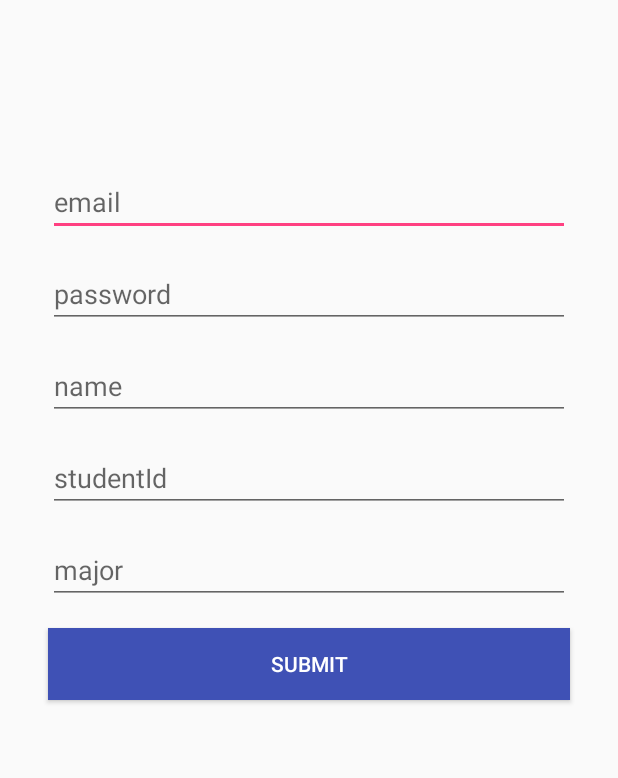
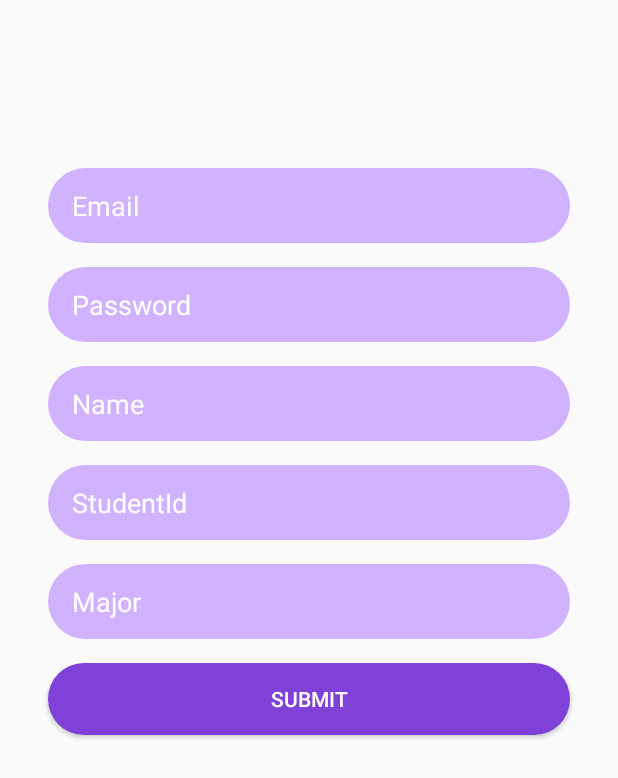
Before and after one commit to GaeTaeng/GCSSNS, an Android app: the SignupActivity screen opened directly, with no data from a screen before it, on a phone screen of 412 x 824 dp. Shown: the top 778 px of the screen. Run offline under Robolectric (Android 15) with nearby library versions, the phone set to English and light mode, and no system bars; our stand-ins replace Firebase (no records; nobody signed in at launch, a user with empty details on screens opened directly).

Commit message:
로그인 회원가입 버튼 텍스트edit 디자인 일괄수정

```diff
--- a/app/src/main/java/com/project/gcssns/gcssns/LoginActivity.kt
+++ b/app/src/main/java/com/project/gcssns/gcssns/LoginActivity.kt
@@ -44,6 +44,7 @@ class LoginActivity : AppCompatActivity() {
         auth!!.signInWithEmailAndPassword(editText_login_email.text.toString(), editText_login_password.text.toString()).addOnCompleteListener {task ->
             if(task.isSuccessful){  //성공시 메인 액티비티 이동
                 Toast.makeText(this, "로그인에 성공했습니다.", Toast.LENGTH_LONG).show()
+                user = auth!!.currentUser
                 moveMainActivity()
             } else{ //실패시 오류 출력
                 Toast.makeText(this, task.exception.toString(), Toast.LENGTH_LONG).show()
--- /dev/null
+++ b/app/src/main/res/drawable/button_rounded_shape.xml
@@ -0,0 +1,5 @@
+<?xml version="1.0" encoding="utf-8"?>
+<shape xmlns:android="http://schemas.android.com/apk/res/android">
+    <corners android:radius="25dp" />
+    <solid android:color="@color/colorButton1" />
+</shape>
--- /dev/null
+++ b/app/src/main/res/drawable/edittext_rounded_shape.xml
@@ -0,0 +1,5 @@
+<?xml version="1.0" encoding="utf-8"?>
+<shape xmlns:android="http://schemas.android.com/apk/res/android">
+    <corners android:radius="25dp" />
+    <solid android:color="@color/colorEditText" />
+</shape>
--- /dev/null
+++ b/app/src/main/res/drawable/select_rounded_photo.xml
@@ -0,0 +1,5 @@
+<?xml version="1.0" encoding="utf-8"?>
+<shape xmlns:android="http://schemas.android.com/apk/res/android">
+    <solid android:color="@color/colorSelectPhoto" />
+    <corners android:radius="75dp"/>
+</shape>
--- a/app/src/main/res/layout/activity_signup.xml
+++ b/app/src/main/res/layout/activity_signup.xml
@@ -7,14 +7,18 @@
     tools:context="com.project.gcssns.gcssns.SignupActivity">
 
     <EditText
+        android:textColor="@android:color/white"
+        android:textColorHint="@android:color/white"
+        android:background="@drawable/edittext_rounded_shape"
         android:id="@+id/editText_signup_email"
         android:layout_width="match_parent"
-        android:layout_height="wrap_content"
+        android:layout_height="50dp"
         android:layout_marginEnd="32dp"
         android:layout_marginStart="32dp"
         android:layout_marginTop="112dp"
+        android:paddingLeft="16dp"
         android:ems="10"
-        android:hint="email"
+        android:hint="Email"
         android:inputType="textPersonName"
         app:layout_constraintEnd_toEndOf="parent"
         app:layout_constraintHorizontal_bias="0.0"
@@ -22,14 +26,18 @@
         app:layout_constraintTop_toTopOf="parent" />
 
     <EditText
+        android:textColor="@android:color/white"
+        android:textColorHint="@android:color/white"
+        android:background="@drawable/edittext_rounded_shape"
         android:id="@+id/editText_signup_password"
         android:layout_width="match_parent"
-        android:layout_height="wrap_content"
+        android:layout_height="50dp"
         android:layout_marginEnd="32dp"
         android:layout_marginStart="32dp"
         android:layout_marginTop="16dp"
+        android:paddingLeft="16dp"
         android:ems="10"
-        android:hint="password"
+        android:hint="Password"
         android:inputType="textPassword"
         app:layout_constraintEnd_toEndOf="parent"
         app:layout_constraintHorizontal_bias="0.0"
@@ -38,42 +46,54 @@
 
 
     <EditText
+        android:textColor="@android:color/white"
+        android:textColorHint="@android:color/white"
+        android:background="@drawable/edittext_rounded_shape"
         android:id="@+id/editText_signup_name"
         android:layout_width="match_parent"
-        android:layout_height="wrap_content"
+        android:layout_height="50dp"
         android:layout_marginEnd="32dp"
         android:layout_marginStart="32dp"
         android:layout_marginTop="16dp"
+        android:paddingLeft="16dp"
         android:ems="10"
-        android:hint="name"
+        android:hint="Name"
         android:inputType="textPersonName"
         app:layout_constraintEnd_toEndOf="parent"
         app:layout_constraintStart_toStartOf="parent"
         app:layout_constraintTop_toBottomOf="@+id/editText_signup_password" />
 
     <EditText
+        android:textColor="@android:color/white"
+        android:textColorHint="@android:color/white"
+        android:background="@drawable/edittext_rounded_shape"
         android:id="@+id/editText_signup_studentId"
         android:layout_width="match_parent"
-        android:layout_height="wrap_content"
+        android:layout_height="50dp"
         android:layout_marginEnd="32dp"
         android:layout_marginStart="32dp"
         android:layout_marginTop="16dp"
+        android:paddingLeft="16dp"
         android:ems="10"
-        android:hint="studentId"
+        android:hint="StudentId"
         android:inputType="textPersonName"
         app:layout_constraintEnd_toEndOf="parent"
         app:layout_constraintStart_toStartOf="parent"
         app:layout_constraintTop_toBottomOf="@+id/editText_signup_name" />
 
     <EditText
+        android:textColor="@android:color/white"
+        android:textColorHint="@android:color/white"
+        android:background="@drawable/edittext_rounded_shape"
         android:id="@+id/editText_signup_major"
         android:layout_width="match_parent"
-        android:layout_height="wrap_content"
+        android:layout_height="50dp"
         android:layout_marginEnd="32dp"
         android:layout_marginStart="32dp"
         android:layout_marginTop="16dp"
+        android:paddingLeft="16dp"
         android:ems="10"
-        android:hint="major"
+        android:hint="Major"
         android:inputType="textPersonName"
         app:layout_constraintEnd_toEndOf="parent"
         app:layout_constraintHorizontal_bias="0.0"
@@ -89,7 +109,7 @@
         android:layout_marginTop="16dp"
         android:text="submit"
         android:textColor="@android:color/white"
-        android:background="@color/colorPrimary"
+        android:background="@drawable/button_rounded_shape"
         app:layout_constraintEnd_toEndOf="parent"
         app:layout_constraintHorizontal_bias="0.0"
         app:layout_constraintStart_toStartOf="parent"
--- a/app/src/main/res/values/colors.xml
+++ b/app/src/main/res/values/colors.xml
@@ -4,5 +4,7 @@
     <color name="colorPrimaryDark">#303F9F</color>
     <color name="colorAccent">#FF4081</color>
 
-    <color name="colorCustom1">#9744cc</color>
+    <color name="colorSelectPhoto">#A566FF</color>
+    <color name="colorEditText">#D1B2FF</color>
+    <color name="colorButton1">#8041D9</color>
 </resources>
```
Also changed, not shown: app/src/main/res/layout/activity_login.xml (+13 -5 lines).
